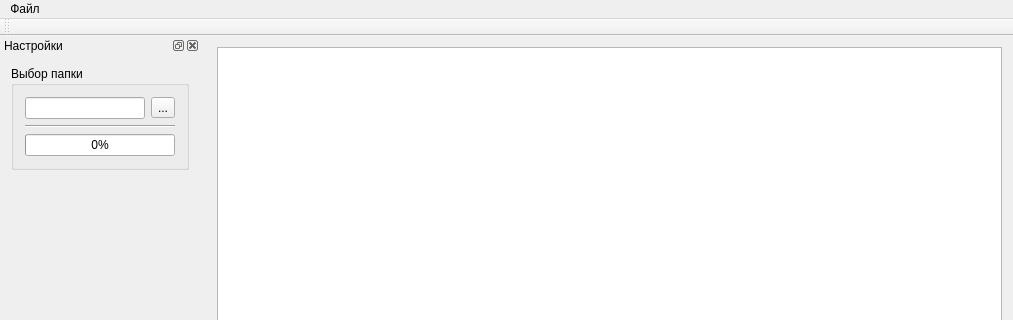
This is mainwindow.ui in gurmaaan/SharpnessSort as Qt 5 draws it before an edit; both pictures show x 0 to 1013 and y 0 to 320 of the 1013 by 778 pixel window. The edited form follows.
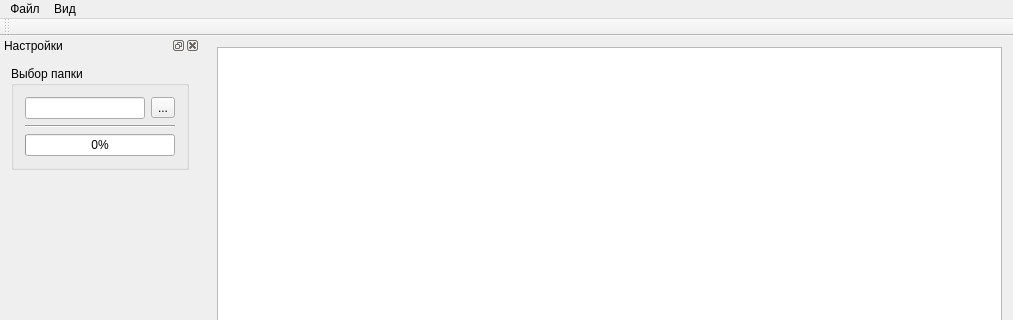
This is the edited form. Icons and pictures are not drawn.

The edit to the form file:
```diff
--- a/mainwindow.ui
+++ b/mainwindow.ui
@@ -55,8 +55,20 @@
      <string>Файл</string>
     </property>
     <addaction name="action_openDir"/>
+    <addaction name="separator"/>
+    <addaction name="action_exit"/>
+   </widget>
+   <widget class="QMenu" name="menu">
+    <property name="title">
+     <string>Вид</string>
+    </property>
+    <addaction name="action_previous"/>
+    <addaction name="action_next"/>
+    <addaction name="action_first"/>
+    <addaction name="action_last"/>
    </widget>
    <addaction name="menu_file"/>
+   <addaction name="menu"/>
   </widget>
   <widget class="QToolBar" name="mainToolBar">
    <attribute name="toolBarArea">
```
Left out of the diff: 96 changed lines with no effect on the pictures.
